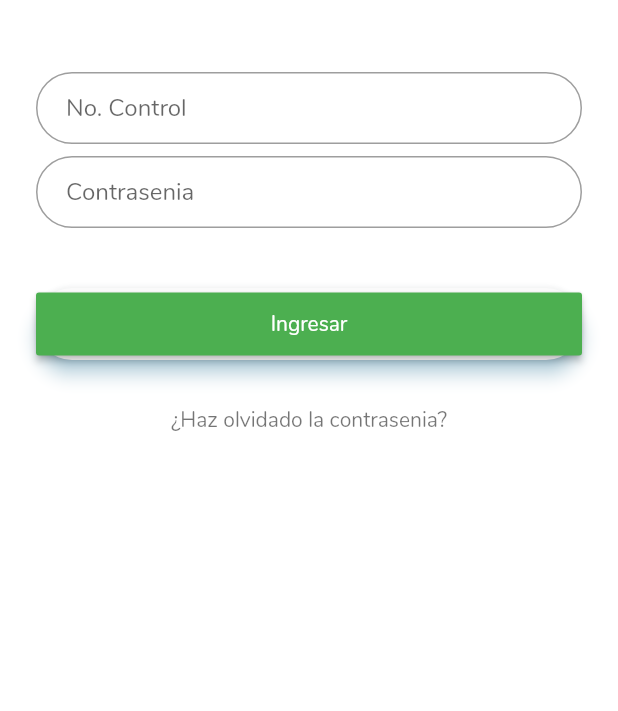
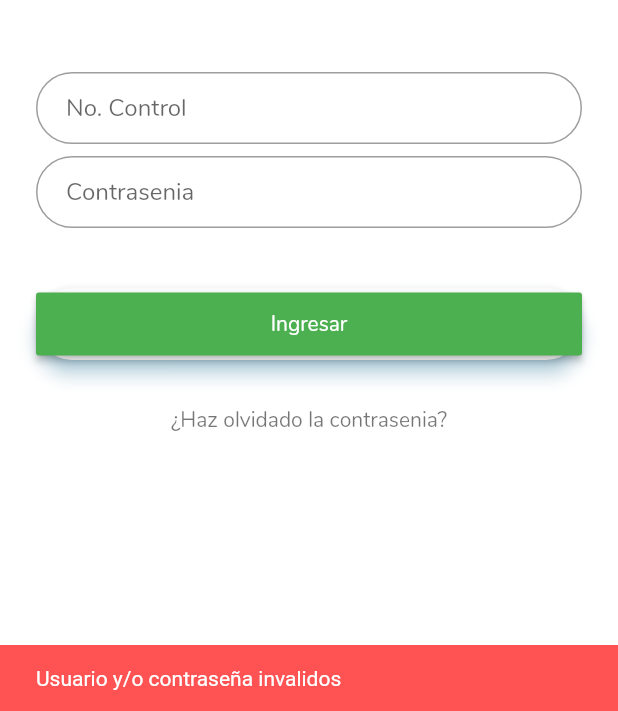
Before and after one commit to IsraelM17/SII-Estudiantes, a Flutter app: the screen it shows after launch, after a tap on "Ingresar", on a phone screen of 412 x 824 dp, the part 525-1236 px from its top. Run offline on Flutter 3.47's test engine with Material 2 defaults, Android fonts, the phone set to English and light mode, and no system bars; missing offline and left inert: flutter_pdf_viewer, mailer; network calls fail.

Commit message:
Snackbar login, perfil, email OK

```diff
--- a/lib/connection/HttpHandler.dart
+++ b/lib/connection/HttpHandler.dart
@@ -59,7 +59,6 @@ class HttpHandler{
     http.Response response = await http.put(url, headers: {'authorization': basicAuth, "Content-Type" : "application/json"}, body: data);
     print(response.statusCode);
     Settings.statusCode = response.statusCode;
-    return false;
   }
 
 }
--- a/lib/pages/login.dart
+++ b/lib/pages/login.dart
@@ -15,9 +15,20 @@ class _LoginPageState extends State<LoginPage> {
 
   String noControl  = "";
   String password   = "";
-  bool ok = false;
+  bool  acceso       = false;
   final TextEditingController noControlController = new TextEditingController();
   final TextEditingController passwordController  = new TextEditingController();
+
+  final GlobalKey<ScaffoldState> _scaffoldKey = new GlobalKey<ScaffoldState>();
+  _showSnackBar() {
+    final snackBar = new SnackBar(
+        content: Text("Usuario y/o contraseña invalidos"),
+        duration: Duration(seconds: 2),
+        backgroundColor: Colors.redAccent
+    );
+    //How to display Snackbar ?
+    _scaffoldKey.currentState.showSnackBar(snackBar);
+}
 
   @override
   Widget build(BuildContext context) {
@@ -63,6 +74,12 @@ class _LoginPageState extends State<LoginPage> {
           height: 42.0,
           onPressed: () {
             validate();
+            if(acceso){
+              MyNavigator.goDashBoard(context);
+            }
+            else{
+              _showSnackBar();
+            }
           },
           color: Colors.green,
           child: Text('Ingresar', style: TextStyle(color: Colors.white)),
@@ -80,6 +97,7 @@ class _LoginPageState extends State<LoginPage> {
 
 
     return Scaffold(
+      key: _scaffoldKey,
       backgroundColor: Colors.white,
       body: Center(
         child: ListView(
@@ -93,8 +111,8 @@ class _LoginPageState extends State<LoginPage> {
             password,
             SizedBox(height: 24.0),
             loginButton,
-            forgotLabel,
-          ],
+            forgotLabel
+          ]
         ),
       ),
     );
@@ -109,11 +127,12 @@ class _LoginPageState extends State<LoginPage> {
       Settings.noControl      = noControlController.text;
       Settings.iduser         = user['idestudent'];
       Settings.passwordStudent= passwordController.text;
-      MyNavigator.goDashBoard(context);
+      //MyNavigator.goDashBoard(context);
+      acceso = true;
     }
     else{
-      print("Error");
-      ok = false;
+      print("Usuario y/o contraseña invalidos");
+      acceso = false;
     }
   }
 
```
Also changed, not shown: lib/pages/MenuDrawer/mail.dart (+12 -0 lines), lib/pages/MenuDrawer/profile.dart (+17 -2 lines).
